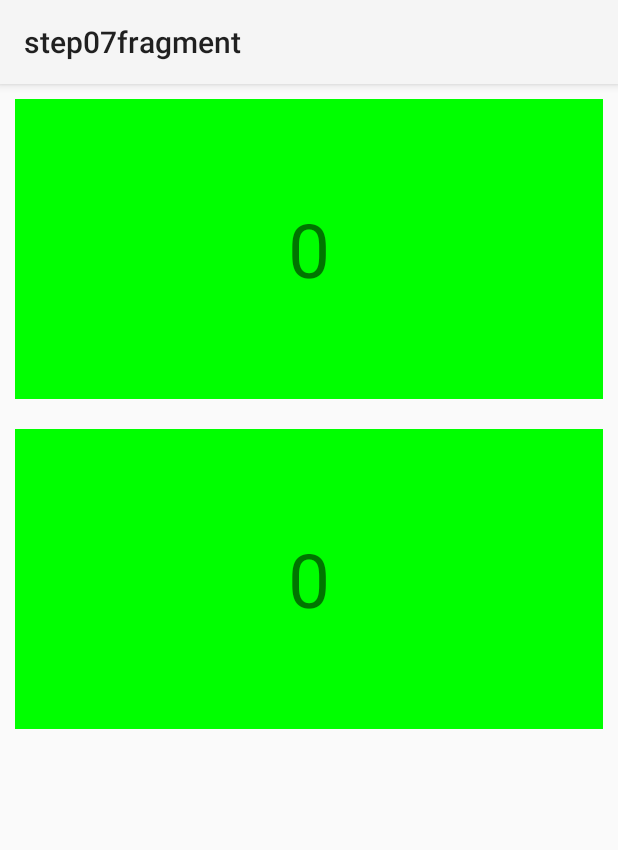
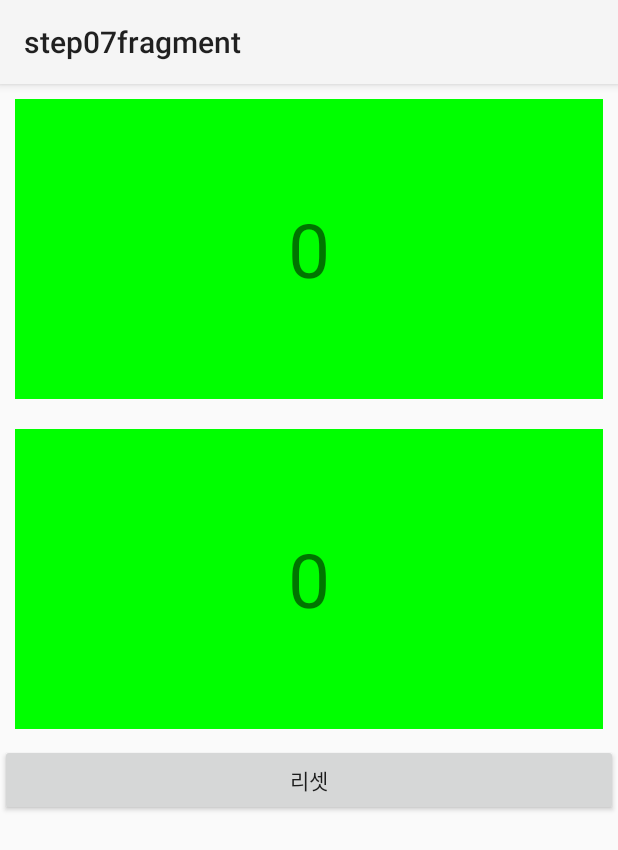
Before and after one commit to originchoi/android_studio_study, an Android app: the screen it shows after launch (MainActivity), on a phone screen of 412 x 824 dp. Shown: the top 850 px of the screen. Run offline under Robolectric (Android 15) with nearby library versions, the phone set to English and light mode, and no system bars.

Commit message:
step07fragment 예제 추가함

```diff
--- a/step07fragment/src/main/java/com/example/step07fragment/MainActivity.java
+++ b/step07fragment/src/main/java/com/example/step07fragment/MainActivity.java
@@ -1,20 +1,34 @@
 package com.example.step07fragment;
 
 import android.os.Bundle;
+import android.view.View;
 import android.widget.Toast;
 
 import androidx.appcompat.app.AppCompatActivity;
+import androidx.fragment.app.FragmentManager;
 
-public class MainActivity extends AppCompatActivity {
-
+public class MainActivity extends AppCompatActivity implements MyFragment.MyFragmentListener {
+    MyFragment mf1, mf2;
     @Override
     protected void onCreate(Bundle savedInstanceState) {
         super.onCreate(savedInstanceState);
         setContentView(R.layout.activity_main);
+        //전개된 view 에는 MyFragment 객체가 2개 있다. 만일 해당 객체의 참조값이 액티비티에서 필요 하다면?
+
+        //FragmentManager 객체의 참조값을 얻어내서
+        FragmentManager fm=getSupportFragmentManager();
+        //해당 객체의 메소드를 활용해서 프레그먼트 참조값을 얻어낸다.
+        mf1=(MyFragment) fm.findFragmentById(R.id.fragment1);
+        mf2=(MyFragment) fm.findFragmentById(R.id.fragment2);
     }
 
-    public void sendMsg(String msg){
-        //프레그먼트로 부터 전달된 문자열을 토스트 메세지로 출력하기
+    @Override
+    public void sendMsg(String msg) {
         Toast.makeText(this, msg, Toast.LENGTH_SHORT).show();
     }
+
+    public void resetFragment(View v){
+        mf1.reset();
+        mf2.reset();
+    }
 }
--- a/step07fragment/src/main/res/layout/activity_main.xml
+++ b/step07fragment/src/main/res/layout/activity_main.xml
@@ -18,4 +18,9 @@
         android:layout_margin="10dp"
         android:name="com.example.step07fragment.MyFragment"
         android:id="@+id/fragment2"/>
+    <Button
+        android:layout_width="match_parent"
+        android:layout_height="wrap_content"
+        android:onClick="resetFragment"
+        android:text="리셋"/>
 </LinearLayout>
```
Also changed, not shown: step07fragment/src/main/java/com/example/step07fragment/MyFragment.java (+12 -2 lines).
